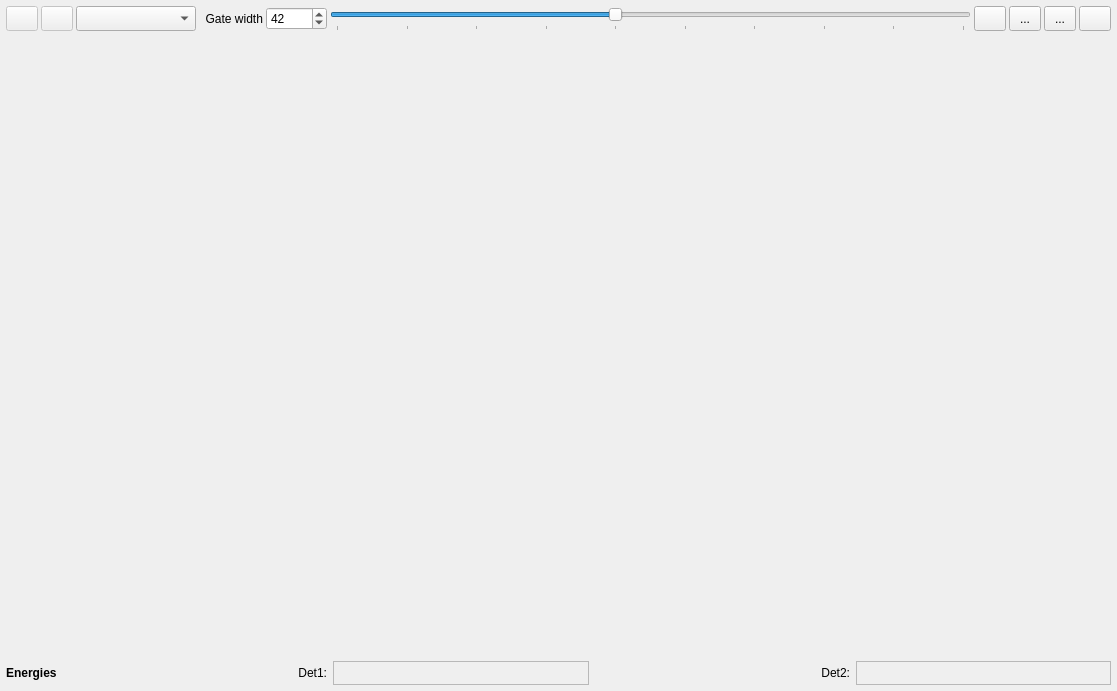
The window that gui/plots/form_plot2d.ui (usnistgov/qpx-gamma) describes before a commit, drawn with Qt 5.
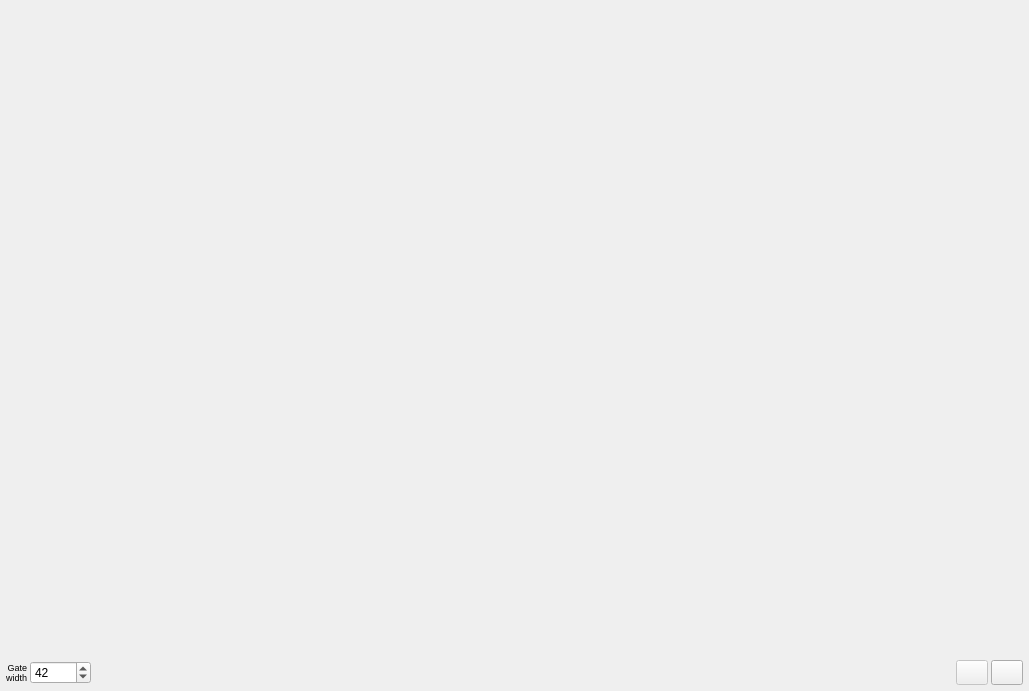
The same window after the commit. Icons and pictures are not drawn. Custom widgets are drawn as their Qt base class.

Commit message: plot interface streamlining

```diff
--- a/gui/plots/form_plot2d.ui
+++ b/gui/plots/form_plot2d.ui
@@ -6,7 +6,7 @@
    <rect>
     <x>0</x>
     <y>0</y>
-    <width>1117</width>
+    <width>1029</width>
     <height>691</height>
    </rect>
   </property>
@@ -36,372 +36,16 @@
    <property name="bottomMargin">
     <number>6</number>
    </property>
+   <property name="spacing">
+    <number>3</number>
+   </property>
    <item row="0" column="0">
     <layout class="QVBoxLayout" name="verticalLayout_3">
      <property name="sizeConstraint">
       <enum>QLayout::SetMaximumSize</enum>
      </property>
      <item>
-      <layout class="QHBoxLayout" name="horizontalLayout_10">
-       <property name="spacing">
-        <number>3</number>
-       </property>
-       <property name="sizeConstraint">
-        <enum>QLayout::SetFixedSize</enum>
-       </property>
-       <item>
-        <widget class="QPushButton" name="pushDetails">
-         <property name="enabled">
-          <bool>false</bool>
-         </property>
-         <property name="sizePolicy">
-          <sizepolicy hsizetype="Maximum" vsizetype="Fixed">
-           <horstretch>0</horstretch>
-           <verstretch>0</verstretch>
-          </sizepolicy>
-         </property>
-         <property name="minimumSize">
-          <size>
-           <width>0</width>
-           <height>25</height>
-          </size>
-         </property>
-         <property name="maximumSize">
-          <size>
-           <width>32</width>
-           <height>25</height>
-          </size>
-         </property>
-         <property name="toolTip">
-          <string>Spectrum info</string>
-         </property>
-         <property name="text">
-          <string/>
-         </property>
-         <property name="icon">
-          <iconset resource="../resources/qpxres.qrc">
-           <normaloff>:/new/icons/oxy/help_about.png</normaloff>:/new/icons/oxy/help_about.png</iconset>
-         </property>
-         <property name="iconSize">
-          <size>
-           <width>18</width>
-           <height>18</height>
-          </size>
-         </property>
-        </widget>
-       </item>
-       <item>
-        <widget class="QPushButton" name="pushAnalyse">
-         <property name="enabled">
-          <bool>false</bool>
-         </property>
-         <property name="sizePolicy">
-          <sizepolicy hsizetype="Maximum" vsizetype="Fixed">
-           <horstretch>0</horstretch>
-           <verstretch>0</verstretch>
-          </sizepolicy>
-         </property>
-         <property name="minimumSize">
-          <size>
-           <width>0</width>
-           <height>25</height>
-          </size>
-         </property>
-         <property name="maximumSize">
-          <size>
-           <width>32</width>
-           <height>25</height>
-          </size>
-         </property>
-         <property name="toolTip">
-          <string>Analyse</string>
-         </property>
-         <property name="text">
-          <string/>
-         </property>
-         <property name="icon">
-          <iconset resource="../resources/qpxres.qrc">
-           <normaloff>:/new/icons/oxy/preferences_web_browser_cache.png</normaloff>:/new/icons/oxy/preferences_web_browser_cache.png</iconset>
-         </property>
-         <property name="iconSize">
-          <size>
-           <width>18</width>
-           <height>18</height>
-          </size>
-         </property>
-        </widget>
-       </item>
-       <item>
-        <widget class="QComboBox" name="comboChose2d">
-         <property name="sizePolicy">
-          <sizepolicy hsizetype="Maximum" vsizetype="Fixed">
-           <horstretch>0</horstretch>
-           <verstretch>0</verstretch>
-          </sizepolicy>
-         </property>
-         <property name="minimumSize">
-          <size>
-           <width>80</width>
-           <height>25</height>
-          </size>
-         </property>
-         <property name="maximumSize">
-          <size>
-           <width>120</width>
-           <height>25</height>
-          </size>
-         </property>
-         <property name="toolTip">
-          <string>Chose 2d plot</string>
-         </property>
-        </widget>
-       </item>
-       <item>
-        <widget class="QLabel" name="labelGateWidth">
-         <property name="sizePolicy">
-          <sizepolicy hsizetype="Maximum" vsizetype="Preferred">
-           <horstretch>0</horstretch>
-           <verstretch>0</verstretch>
-          </sizepolicy>
-         </property>
-         <property name="text">
-          <string>  Gate width</string>
-         </property>
-        </widget>
-       </item>
-       <item>
-        <widget class="QSpinBox" name="spinGateWidth">
-         <property name="sizePolicy">
-          <sizepolicy hsizetype="Maximum" vsizetype="Fixed">
-           <horstretch>0</horstretch>
-           <verstretch>0</verstretch>
-          </sizepolicy>
-         </property>
-         <property name="minimum">
-          <number>1</number>
-         </property>
-         <property name="maximum">
-          <number>65535</number>
-         </property>
-         <property name="singleStep">
-          <number>1</number>
-         </property>
-         <property name="value">
-          <number>42</number>
-         </property>
-        </widget>
-       </item>
-       <item>
-        <widget class="QSlider" name="sliderZoom2d">
-         <property name="sizePolicy">
-          <sizepolicy hsizetype="Preferred" vsizetype="Fixed">
-           <horstretch>0</horstretch>
-           <verstretch>0</verstretch>
-          </sizepolicy>
-         </property>
-         <property name="minimumSize">
-          <size>
-           <width>120</width>
-           <height>25</height>
-          </size>
-         </property>
-         <property name="maximumSize">
-          <size>
-           <width>16777215</width>
-           <height>25</height>
-          </size>
-         </property>
-         <property name="toolTip">
-          <string>Fraction of 2d plot shown</string>
-         </property>
-         <property name="minimum">
-          <number>10</number>
-         </property>
-         <property name="maximum">
-          <number>100</number>
-         </property>
-         <property name="singleStep">
-          <number>5</number>
-         </property>
-         <property name="value">
-          <number>50</number>
-         </property>
-         <property name="sliderPosition">
-          <number>50</number>
-         </property>
-         <property name="tracking">
-          <bool>false</bool>
-         </property>
-         <property name="orientation">
-          <enum>Qt::Horizontal</enum>
-         </property>
-         <property name="tickPosition">
-          <enum>QSlider::TicksBelow</enum>
-         </property>
-        </widget>
-       </item>
-       <item>
-        <widget class="QPushButton" name="pushResetScales">
-         <property name="sizePolicy">
-          <sizepolicy hsizetype="Minimum" vsizetype="Fixed">
-           <horstretch>0</horstretch>
-           <verstretch>0</verstretch>
-          </sizepolicy>
-         </property>
-         <property name="minimumSize">
-          <size>
-           <width>28</width>
-           <height>25</height>
-          </size>
-         </property>
-         <property name="maximumSize">
-          <size>
-           <width>32</width>
-           <height>25</height>
-          </size>
-         </property>
-         <property name="toolTip">
-          <string>Reset view</string>
-         </property>
-         <property name="text">
-          <string/>
-         </property>
-         <property name="icon">
-          <iconset resource="../resources/qpxres.qrc">
-           <normaloff>:/new/icons/oxy/view_fullscreen.png</normaloff>:/new/icons/oxy/view_fullscreen.png</iconset>
-         </property>
-         <property name="iconSize">
-          <size>
-           <width>18</width>
-           <height>18</height>
-          </size>
-         </property>
-        </widget>
-       </item>
-       <item>
-        <widget class="QToolButton" name="toolScaleType">
-         <property name="sizePolicy">
-          <sizepolicy hsizetype="Minimum" vsizetype="Fixed">
-           <horstretch>0</horstretch>
-           <verstretch>0</verstretch>
-          </sizepolicy>
-         </property>
-         <property name="minimumSize">
-          <size>
-           <width>28</width>
-           <height>25</height>
-          </size>
-         </property>
-         <property name="maximumSize">
-          <size>
-           <width>32</width>
-           <height>25</height>
-          </size>
-         </property>
-         <property name="toolTip">
-          <string>Scale type</string>
-         </property>
-         <property name="text">
-          <string>...</string>
-         </property>
-         <property name="icon">
-          <iconset resource="../resources/qpxres.qrc">
-           <normaloff>:/new/icons/oxy/view_statistics.png</normaloff>:/new/icons/oxy/view_statistics.png</iconset>
-         </property>
-         <property name="iconSize">
-          <size>
-           <width>18</width>
-           <height>18</height>
-          </size>
-         </property>
-        </widget>
-       </item>
-       <item>
-        <widget class="QToolButton" name="toolColors3d">
-         <property name="sizePolicy">
-          <sizepolicy hsizetype="Minimum" vsizetype="Fixed">
-           <horstretch>0</horstretch>
-           <verstretch>0</verstretch>
-          </sizepolicy>
-         </property>
-         <property name="minimumSize">
-          <size>
-           <width>28</width>
-           <height>25</height>
-          </size>
-         </property>
-         <property name="maximumSize">
-          <size>
-           <width>32</width>
-           <height>25</height>
-          </size>
-         </property>
-         <property name="toolTip">
-          <string>Gradient scheme</string>
-         </property>
-         <property name="text">
-          <string>...</string>
-         </property>
-         <property name="icon">
-          <iconset resource="../resources/qpxres.qrc">
-           <normaloff>:/new/icons/oxy/color_line_16.png</normaloff>:/new/icons/oxy/color_line_16.png</iconset>
-         </property>
-         <property name="iconSize">
-          <size>
-           <width>18</width>
-           <height>18</height>
-          </size>
-         </property>
-        </widget>
-       </item>
-       <item>
-        <widget class="QPushButton" name="pushColorScale">
-         <property name="sizePolicy">
-          <sizepolicy hsizetype="Minimum" vsizetype="Fixed">
-           <horstretch>0</horstretch>
-           <verstretch>0</verstretch>
-          </sizepolicy>
-         </property>
-         <property name="minimumSize">
-          <size>
-           <width>28</width>
-           <height>25</height>
-          </size>
-         </property>
-         <property name="maximumSize">
-          <size>
-           <width>32</width>
-           <height>25</height>
-          </size>
-         </property>
-         <property name="toolTip">
-          <string>Include color scale</string>
-         </property>
-         <property name="text">
-          <string/>
-         </property>
-         <property name="icon">
-          <iconset resource="../resources/qpxres.qrc">
-           <normaloff>:/new/icons/oxy/rss_tag.png</normaloff>:/new/icons/oxy/rss_tag.png</iconset>
-         </property>
-         <property name="iconSize">
-          <size>
-           <width>18</width>
-           <height>18</height>
-          </size>
-         </property>
-         <property name="checkable">
-          <bool>true</bool>
-         </property>
-         <property name="checked">
-          <bool>false</bool>
-         </property>
-        </widget>
-       </item>
-      </layout>
-     </item>
-     <item>
-      <widget class="QSquareCustomPlot" name="coincPlot" native="true">
+      <widget class="WidgetPlot2D" name="coincPlot" native="true">
        <property name="sizePolicy">
         <sizepolicy hsizetype="Maximum" vsizetype="MinimumExpanding">
          <horstretch>1</horstretch>
@@ -429,160 +73,159 @@
       </widget>
      </item>
      <item>
-      <layout class="QHBoxLayout" name="horizontalLayout_12">
+      <layout class="QHBoxLayout" name="horizontalLayout_10">
+       <property name="spacing">
+        <number>3</number>
+       </property>
+       <property name="sizeConstraint">
+        <enum>QLayout::SetFixedSize</enum>
+       </property>
        <item>
-        <widget class="QLabel" name="label_4">
+        <widget class="QLabel" name="labelGateWidth">
          <property name="sizePolicy">
-          <sizepolicy hsizetype="Fixed" vsizetype="Fixed">
+          <sizepolicy hsizetype="Maximum" vsizetype="Preferred">
            <horstretch>0</horstretch>
            <verstretch>0</verstretch>
           </sizepolicy>
          </property>
-         <property name="minimumSize">
-          <size>
-           <width>60</width>
-           <height>24</height>
-          </size>
-         </property>
-         <property name="maximumSize">
-          <size>
-           <width>16777215</width>
-           <height>32</height>
-          </size>
-         </property>
          <property name="font">
           <font>
-           <weight>75</weight>
-           <bold>true</bold>
+           <pointsize>7</pointsize>
           </font>
          </property>
          <property name="text">
-          <string>Energies</string>
+          <string>  Gate&lt;br/&gt;width</string>
          </property>
+         <property name="alignment">
+          <set>Qt::AlignRight|Qt::AlignTrailing|Qt::AlignVCenter</set>
+         </property>
         </widget>
        </item>
        <item>
-        <widget class="QLabel" name="labelCoDet1">
+        <widget class="QSpinBox" name="spinGateWidth">
          <property name="sizePolicy">
-          <sizepolicy hsizetype="Preferred" vsizetype="Fixed">
+          <sizepolicy hsizetype="Maximum" vsizetype="Fixed">
            <horstretch>0</horstretch>
            <verstretch>0</verstretch>
           </sizepolicy>
          </property>
-         <property name="minimumSize">
-          <size>
-           <width>80</width>
-           <height>24</height>
-          </size>
+         <property name="minimum">
+          <number>1</number>
          </property>
-         <property name="maximumSize">
-          <size>
-           <width>16777215</width>
-           <height>32</height>
-          </size>
+         <property name="maximum">
+          <number>65535</number>
          </property>
-         <property name="text">
-          <string>Det1:</string>
+         <property name="singleStep">
+          <number>1</number>
          </property>
-         <property name="alignment">
-          <set>Qt::AlignRight|Qt::AlignTrailing|Qt::AlignVCenter</set>
+         <property name="value">
+          <number>42</number>
          </property>
         </widget>
        </item>
        <item>
-        <widget class="QLabel" name="labelCoEn0">
+        <widget class="SelectorWidget" name="spectrumSelector" native="true">
          <property name="sizePolicy">
-          <sizepolicy hsizetype="Preferred" vsizetype="Fixed">
+          <sizepolicy hsizetype="Minimum" vsizetype="Preferred">
            <horstretch>0</horstretch>
            <verstretch>0</verstretch>
           </sizepolicy>
          </property>
          <property name="minimumSize">
           <size>
-           <width>60</width>
-           <height>24</height>
+           <width>280</width>
+           <height>25</height>
           </size>
          </property>
          <property name="maximumSize">
           <size>
            <width>16777215</width>
-           <height>32</height>
+           <height>16777215</height>
           </size>
          </property>
-         <property name="frameShape">
-          <enum>QFrame::StyledPanel</enum>
+        </widget>
+       </item>
+       <item>
+        <widget class="QLabel" name="labelBlank">
+         <property name="sizePolicy">
+          <sizepolicy hsizetype="Minimum" vsizetype="Preferred">
+           <horstretch>0</horstretch>
+           <verstretch>0</verstretch>
+          </sizepolicy>
          </property>
-         <property name="frameShadow">
-          <enum>QFrame::Sunken</enum>
-         </property>
-         <property name="lineWidth">
-          <number>2</number>
-         </property>
          <property name="text">
           <string/>
          </property>
         </widget>
        </item>
        <item>
-        <widget class="QLabel" name="labelCoDet2">
+        <widget class="QPushButton" name="pushDetails">
+         <property name="enabled">
+          <bool>false</bool>
+         </property>
          <property name="sizePolicy">
-          <sizepolicy hsizetype="Preferred" vsizetype="Fixed">
+          <sizepolicy hsizetype="Maximum" vsizetype="Fixed">
            <horstretch>0</horstretch>
            <verstretch>0</verstretch>
           </sizepolicy>
          </property>
          <property name="minimumSize">
           <size>
-           <width>80</width>
-           <height>24</height>
+           <width>0</width>
+           <height>25</height>
           </size>
          </property>
          <property name="maximumSize">
           <size>
-           <width>16777215</width>
-           <height>32</height>
+           <width>32</width>
+           <height>25</height>
           </size>
          </property>
+         <property name="toolTip">
+          <string>Spectrum info</string>
+         </property>
          <property name="text">
-          <string>Det2:</string>
+          <string/>
          </property>
-         <property name="alignment">
-          <set>Qt::AlignRight|Qt::AlignTrailing|Qt::AlignVCenter</set>
+         <property name="icon">
+          <iconset resource="../resources/qpxres.qrc">
+           <normaloff>:/new/icons/oxy/help_about.png</normaloff>:/new/icons/oxy/help_about.png</iconset>
          </property>
+         <property name="iconSize">
+          <size>
+           <width>18</width>
+           <height>18</height>
+          </size>
+         </property>
         </widget>
        </item>
        <item>
-        <widget class="QLabel" name="labelCoEn1">
-         <property name="sizePolicy">
-          <sizepolicy hsizetype="Preferred" vsizetype="Fixed">
-           <horstretch>0</horstretch>
-           <verstretch>0</verstretch>
-          </sizepolicy>
-         </property>
+        <widget class="QToolButton" name="toolCrop">
          <property name="minimumSize">
           <size>
-           <width>60</width>
-           <height>24</height>
+           <width>32</width>
+           <height>25</height>
           </size>
          </property>
          <property name="maximumSize">
           <size>
-           <width>16777215</width>
-           <height>32</height>
+           <width>32</width>
+           <height>25</height>
           </size>
          </property>
-         <property name="frameShape">
-          <enum>QFrame::StyledPanel</enum>
-         </property>
-         <property name="frameShadow">
-          <enum>QFrame::Sunken</enum>
-         </property>
-         <property name="lineWidth">
-          <number>2</number>
-         </property>
          <property name="text">
           <string/>
          </property>
+         <property name="icon">
+          <iconset resource="../resources/qpxres.qrc">
+           <normaloff>:/new/icons/oxy/editcut.png</normaloff>:/new/icons/oxy/editcut.png</iconset>
+         </property>
+         <property name="iconSize">
+          <size>
+           <width>18</width>
+           <height>18</height>
+          </size>
+         </property>
         </widget>
        </item>
       </layout>
@@ -593,9 +236,16 @@
  </widget>
  <customwidgets>
   <customwidget>
-   <class>QSquareCustomPlot</class>
+   <class>WidgetPlot2D</class>
    <extends>QWidget</extends>
-   <header>qsquarecustomplot.h</header>
+   <header>widget_plot2d.h</header>
+   <container>1</container>
+  </customwidget>
+  <customwidget>
+   <class>SelectorWidget</class>
+   <extends>QWidget</extends>
+   <header>widget_selector.h</header>
+   <container>1</container>
   </customwidget>
  </customwidgets>
  <resources>
```
The commit also changes 29 other files.
